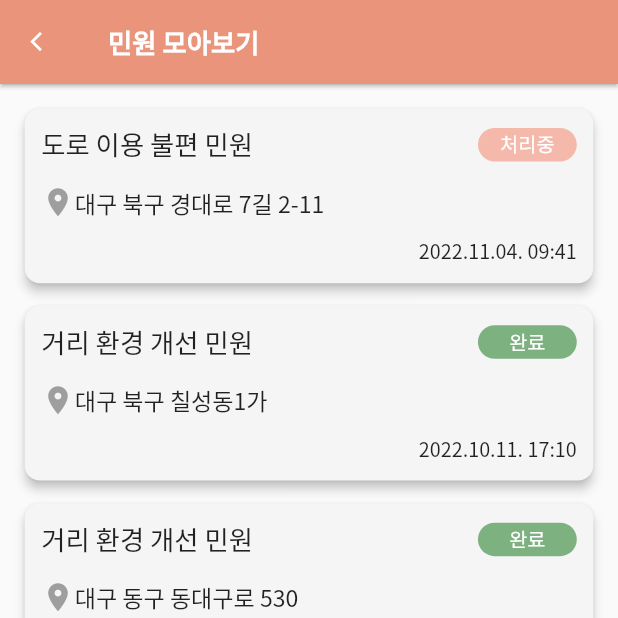
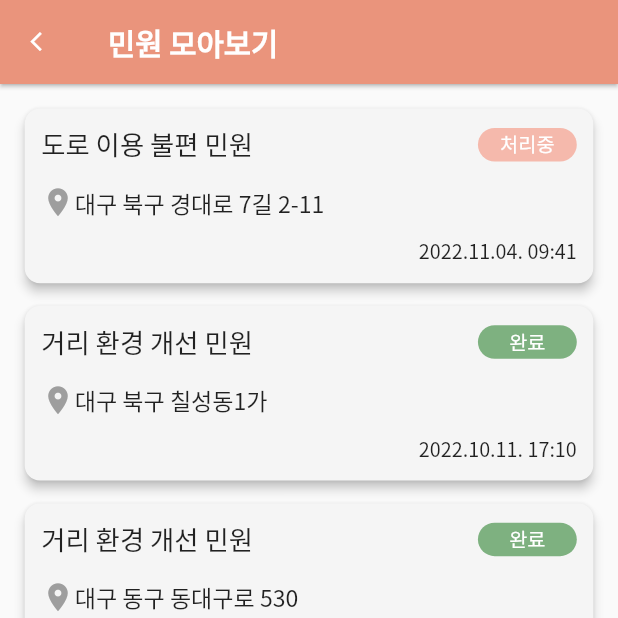
Before and after one commit to WheelEasyWorld/frontend, a Flutter app: the RequestScreen screen opened by its route, on a phone screen of 412 x 824 dp, the top half of it. Run offline on Flutter 3.47's test engine with Material 2 defaults, Android fonts, the phone set to English and light mode, and no system bars; our stand-ins replace dio, flutter_dotenv, flutter_screenutil, get; missing offline and left inert: kakao_flutter_sdk; statements that could not run were skipped.

Commit message:
chore: make title-size large

```diff
--- a/lib/widgets/app_bar.dart
+++ b/lib/widgets/app_bar.dart
@@ -23,7 +23,7 @@ PreferredSizeWidget buildAppbar(String label) {
       label,
       style: TextStyle(
         color: Colors.white,
-        fontSize: 16.sp,
+        fontSize: 18.sp,
         fontWeight: FontWeight.w700,
       ),
     ),
```
